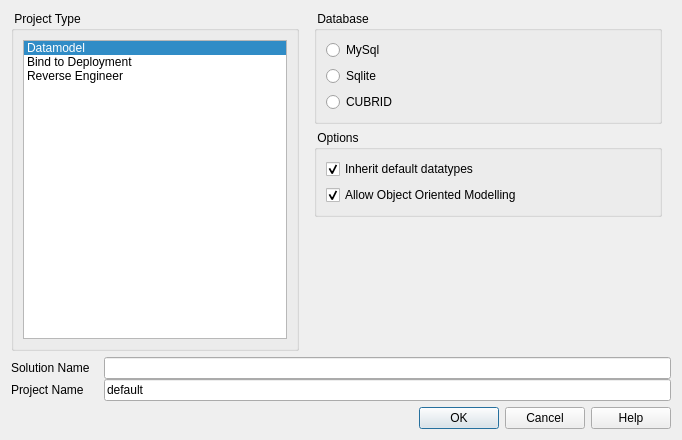
Before: the Qt Designer form src/gui/NewProjectDialog.ui in fritzone/ddm, drawn with Qt 5.
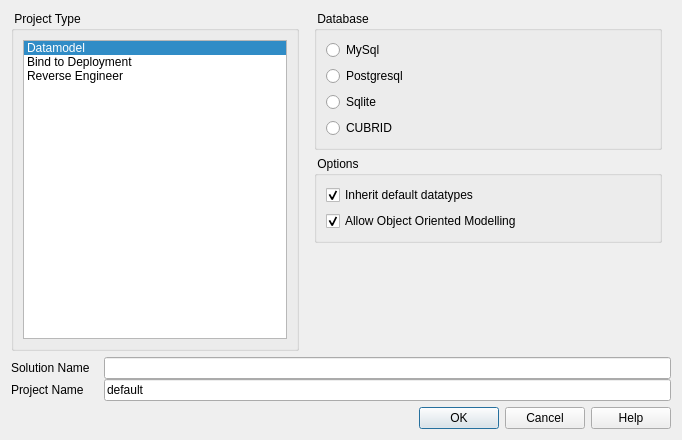
After: the same form once the commit is applied. Icons and pictures are not drawn.

```diff
--- a/src/gui/NewProjectDialog.ui
+++ b/src/gui/NewProjectDialog.ui
@@ -179,6 +179,17 @@
               </property>
              </widget>
             </item>
+            <item>
+             <widget class="QRadioButton" name="radioPostgresql">
+              <property name="text">
+               <string>Postgresql</string>
+              </property>
+              <property name="icon">
+               <iconset resource="../dbm.qrc">
+                <normaloff>:/images/actions/images/small/postgresql.png</normaloff>:/images/actions/images/small/postgresql.png</iconset>
+              </property>
+             </widget>
+            </item>
             <item>
              <widget class="QRadioButton" name="radioSqlite">
               <property name="text">
```
Left out of the diff: 38 changed lines with no effect on the pictures.
